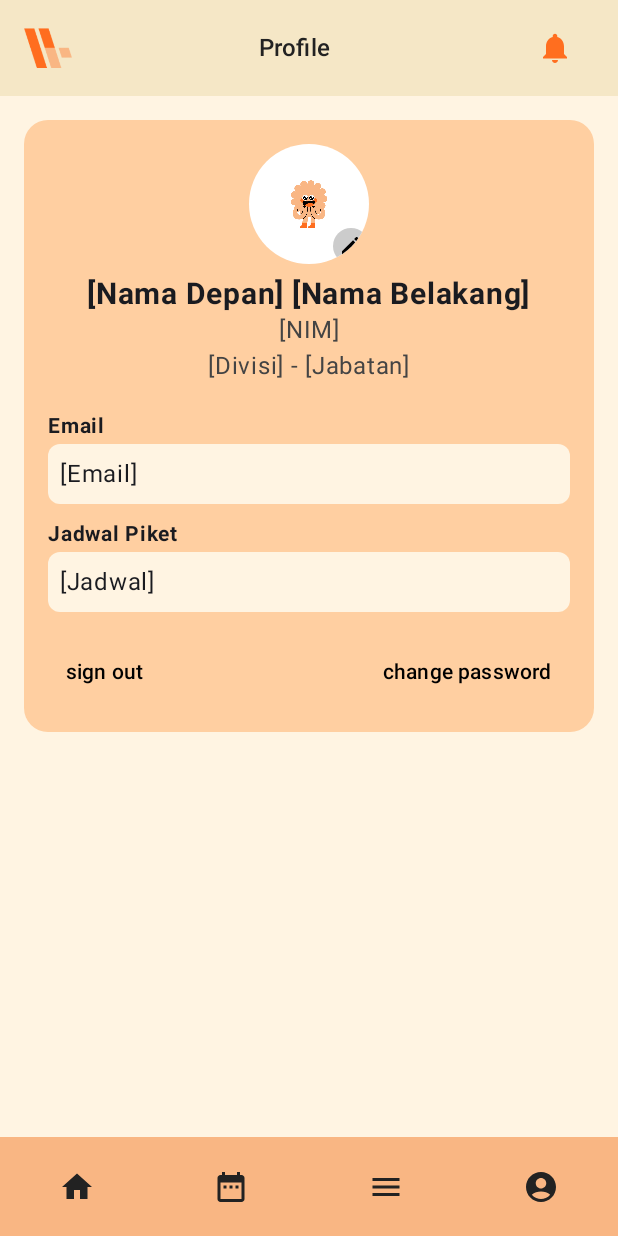
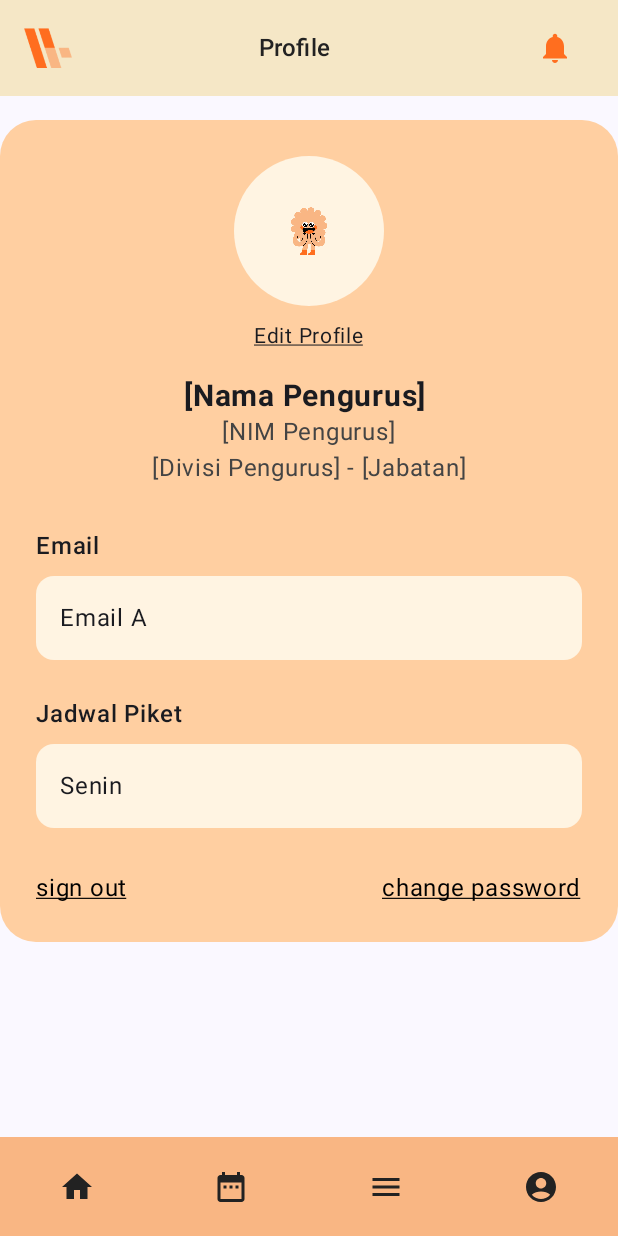
Before and after one commit to nadia1624/TBPTB_Kel5_ProkSI, an Android app built with Jetpack Compose: the ProfileScreen screen opened through its navigation route, on a phone screen of 412 x 824 dp. Run offline under Robolectric (Android 15) with nearby library versions, the phone set to English and light mode, and no system bars; pictures from the network do not load.

```diff
--- a/app/src/main/java/com/example/proksi_tbptb/MainActivity.kt
+++ b/app/src/main/java/com/example/proksi_tbptb/MainActivity.kt
@@ -24,6 +24,7 @@ import com.example.proksi_tbptb.data.remote.retrofit.ApiService
 import com.example.proksi_tbptb.frontend.absensi.screen.AbsensiScreen
 import com.example.proksi_tbptb.frontend.absensi_terkirim.screen.AbsensiTerkirimScreen
 import com.example.proksi_tbptb.frontend.all_proker.screen.AllProker
+import com.example.proksi_tbptb.frontend.change_password.screen.ChangePasswordScreen
 import com.example.proksi_tbptb.frontend.detail_proker.screen.DetailProkerScreen
 import com.example.proksi_tbptb.frontend.home.HomePage
 import com.example.proksi_tbptb.frontend.isi_absensi.screen.IsiAbsensiScreen
@@ -37,7 +38,9 @@ import com.example.proksi_tbptb.frontend.tambah_detail_proker.TambahDetailProker
 import com.example.proksi_tbptb.ui.theme.ProkSI_TBPTBTheme
 import com.google.firebase.messaging.FirebaseMessaging
 import kotlinx.coroutines.CoroutineScope
+import kotlinx.coroutines.DelicateCoroutinesApi
 import kotlinx.coroutines.Dispatchers
+import kotlinx.coroutines.GlobalScope
 import kotlinx.coroutines.launch
 
 class MainActivity : ComponentActivity() {
@@ -49,6 +52,7 @@ class MainActivity : ComponentActivity() {
     override fun onCreate(savedInstanceState: Bundle?) {
         super.onCreate(savedInstanceState)
         getAndSendToken()
+        checkFcmToken()
         intent?.let { checkIntentForNavigation(it) }
 
         // Using lifecycleScope to launch coroutines tied to the lifecycle of this Activity
@@ -143,9 +147,29 @@ class MainActivity : ComponentActivity() {
                                 }
                             }
                             composable("profile") { ProfileScreen(navController = navController) }
+                            composable("change-password") { ChangePasswordScreen(navController = navController) }
                         }
                     }
                 }
+            }
+        }
+    }
+
+    @OptIn(DelicateCoroutinesApi::class)
+    private fun checkFcmToken() {
+        lifecycleScope.launch {
+            val token = userPreferences.getFcmToken(applicationContext)
+            if (token == null) {
+                // Request new token jika belum ada
+                FirebaseMessaging.getInstance().token
+                    .addOnCompleteListener { task ->
+                        if (task.isSuccessful) {
+                            val newToken = task.result
+                            GlobalScope.launch {
+                                userPreferences.saveFcmToken(applicationContext, newToken)
+                            }
+                        }
+                    }
             }
         }
     }
--- a/app/src/main/java/com/example/proksi_tbptb/data/local/UserPreferences.kt
+++ b/app/src/main/java/com/example/proksi_tbptb/data/local/UserPreferences.kt
@@ -13,6 +13,7 @@ class UserPreferences {
     private val tokenKey = stringPreferencesKey("auth_token")
     private val userIdKey = stringPreferencesKey("user_id")
     private val isLoggedInKey = stringPreferencesKey("is_logged_in")
+    private val fcmTokenKey = stringPreferencesKey("fcm_token") // Tambah key untuk FCM token
 
     suspend fun saveLoginState(context: Context, isLoggedIn: Boolean) {
         context.dataStore.edit { prefs ->
@@ -36,6 +37,20 @@ class UserPreferences {
         }
     }
 
+    suspend fun saveFcmToken(context: Context, fcmToken: String) {
+        context.dataStore.edit { prefs ->
+            prefs[fcmTokenKey] = fcmToken
+        }
+        Log.d("UserPreferences", "FCM Token yang disimpan: $fcmToken")
+    }
+
+    // Fungsi baru untuk mengambil FCM token
+    suspend fun getFcmToken(context: Context): String? {
+        val fcmToken = context.dataStore.data.first()[fcmTokenKey]
+        Log.d("UserPreferences", "FCM Token yang diambil: $fcmToken")
+        return fcmToken
+    }
+
     suspend fun getToken(context: Context): String? {
         val token = context.dataStore.data.first()[tokenKey]
         Log.d("UserPreferences", "Token yang diambil: $token")
--- a/app/src/main/java/com/example/proksi_tbptb/data/remote/retrofit/ApiService.kt
+++ b/app/src/main/java/com/example/proksi_tbptb/data/remote/retrofit/ApiService.kt
@@ -1,9 +1,7 @@
 package com.example.proksi_tbptb.data.remote.retrofit
 
 import com.example.proksi_tbptb.data.remote.response.AllProkerResponse
-import com.example.proksi_tbptb.data.remote.response.AllProkerResponseItem
 import com.example.proksi_tbptb.data.remote.response.ChangePasswordResponse
-import com.example.proksi_tbptb.data.remote.response.CreateAbsensiResponse
 import com.example.proksi_tbptb.data.remote.response.DetailAbsensiResponse
 import com.example.proksi_tbptb.data.remote.response.DetailProkerResponse
 import com.example.proksi_tbptb.data.remote.response.IsiAbsenKegiatanResponse
@@ -14,6 +12,7 @@ import com.example.proksi_tbptb.data.remote.response.LoginResponse
 import com.example.proksi_tbptb.data.remote.response.ProfileResponse
 import com.example.proksi_tbptb.data.remote.response.RekapAbsenResponse
 import com.example.proksi_tbptb.data.remote.response.TambahDetailResponse
+import com.example.proksi_tbptb.data.remote.response.UploadProfileResponse
 import okhttp3.MultipartBody
 import okhttp3.RequestBody
 import retrofit2.Response
@@ -130,7 +129,15 @@ interface ApiService {
 
     data class TokenRequest(val token: String)
     data class TokenResponse(val message: String)
-    data class NotificationRequest(val title: String, val body: String)
+    data class NotificationRequest(val title: String, val body: String, val excludeToken: String)
     data class NotificationResponse(val message: String)
 
+    @Multipart
+    @POST("profil/profile/upload")
+    suspend fun uploadImage(
+        @Header("Authorization") token: String,
+        @Part gambar: MultipartBody.Part
+    ): Response<UploadProfileResponse>
+
+
 }
--- a/app/src/main/java/com/example/proksi_tbptb/frontend/profile/ProfileScreen.kt
+++ b/app/src/main/java/com/example/proksi_tbptb/frontend/profile/ProfileScreen.kt
@@ -1,5 +1,8 @@
 package com.example.proksi_tbptb.frontend.profile
 
+import android.net.Uri
+import androidx.activity.compose.rememberLauncherForActivityResult
+import androidx.activity.result.contract.ActivityResultContracts
 import androidx.compose.foundation.Image
 import androidx.compose.foundation.background
 import androidx.compose.foundation.clickable
@@ -17,11 +20,12 @@ import androidx.compose.foundation.shape.CircleShape
 import androidx.compose.foundation.shape.RoundedCornerShape
 import androidx.compose.material3.Card
 import androidx.compose.material3.CardDefaults
+import androidx.compose.material3.CircularProgressIndicator
 import androidx.compose.material3.Text
-import androidx.compose.material3.TextButton
 import androidx.compose.runtime.Composable
 import androidx.compose.runtime.LaunchedEffect
 import androidx.compose.runtime.mutableIntStateOf
+import androidx.compose.runtime.mutableLongStateOf
 import androidx.compose.runtime.mutableStateOf
 import androidx.compose.runtime.remember
 import androidx.compose.ui.Alignment
@@ -31,7 +35,7 @@ import androidx.compose.ui.graphics.Color
 import androidx.compose.ui.platform.LocalContext
 import androidx.compose.ui.res.painterResource
 import androidx.compose.ui.text.font.FontWeight
-import androidx.compose.ui.text.style.TextAlign
+import androidx.compose.ui.text.style.TextDecoration
 import androidx.compose.ui.unit.dp
 import androidx.compose.ui.unit.sp
 import androidx.lifecycle.viewmodel.compose.viewModel
@@ -50,52 +54,66 @@ fun ProfileScreen(
     navController: NavController
 ) {
     val context = LocalContext.current
-    val profileData = viewModel.profileState.value // Amati state di sini
+    val profileData = viewModel.profileState.value
     val userPreferences = remember { UserPreferences() }
     val token = remember { mutableStateOf("") }
     val userId = remember { mutableIntStateOf(0) }
 
+    val imageTimestamp = remember { mutableLongStateOf(System.currentTimeMillis()) }
+
+    val launcher = rememberLauncherForActivityResult(
+        contract = ActivityResultContracts.GetContent()
+    ) { uri: Uri? ->
+        uri?.let {
+            viewModel.uploadImage(context, it)
+            imageTimestamp.longValue = System.currentTimeMillis()
+        }
+    }
+
+
     LaunchedEffect(Unit) {
         token.value = userPreferences.getToken(context).orEmpty()
-        userId.intValue = userPreferences.getUserId(context) // Ganti dengan ID user yang sesuai
+        userId.intValue = userPreferences.getUserId(context)
         viewModel.getProfile(token.value, userId.intValue)
     }
+
     Box(
-        modifier = Modifier
-            .fillMaxSize()
-            .background(Color(0xFFFFF4E2))
+        modifier = Modifier.fillMaxSize() // Gunakan Box untuk tata letak layar penuh
     ) {
         Column(
             modifier = Modifier
                 .fillMaxSize()
-                .padding(bottom = 16.dp),
+                .padding(bottom = 66.dp) // Beri ruang untuk BottomBar
         ) {
             TopBar(pageTitle = "Profile")
-
             Card(
                 modifier = Modifier
                     .fillMaxWidth()
-                    .padding(16.dp),
+                    .padding(vertical = 16.dp),
                 colors = CardDefaults.cardColors(containerColor = Color(0xFFFFCFA1)),
-                shape = RoundedCornerShape(16.dp)
+                shape = RoundedCornerShape(24.dp)
             ) {
                 Column(
-                    modifier = Modifier.padding(16.dp),
+                    modifier = Modifier.padding(24.dp),
                     horizontalAlignment = Alignment.CenterHorizontally
                 ) {
                     Box(
                         modifier = Modifier
-                            .size(80.dp)
+                            .size(100.dp)
                             .clip(CircleShape)
-                            .background(Color.White),
-                        contentAlignment = Alignment.BottomEnd // Menempatkan ikon di sudut kanan bawah
+                            .background(Color(0xFFFFF4E2)),
+                        contentAlignment = Alignment.Center
                     ) {
                         if (profileData?.gambar != null) {
                             AsyncImage(
-                                model = "http://10.0.2.2:3000/profil/profile/image",
+                                model = coil.request.ImageRequest.Builder(LocalContext.current)
+                                    .data("http://10.0.2.2:3000/profil/profile/image?t=${imageTimestamp.longValue}")
+                                    .addHeader("Authorization", "Bearer ${token.value}")
+                                    .crossfade(true)
+                                    .build(),
                                 contentDescription = "Profile Picture",
                                 modifier = Modifier
-                                    .size(80.dp)
+                                    .size(100.dp)
                                     .clip(CircleShape)
                             )
                         } else {
@@ -107,83 +125,123 @@ fun ProfileScreen(
                                     .clip(CircleShape)
                             )
                         }
+                    }
 
-                        // Tombol Edit
-                        Image(
-                            painter = painterResource(id = R.drawable.ic_edit), // Ganti dengan ikon edit Anda
-                            contentDescription = "Edit Profile Picture",
+                    Text(
+                        text = "Edit Profile",
                         modifier = Modifier
-                                .size(24.dp)
-                                .clip(CircleShape)
-                                .background(Color.LightGray)
-                                .padding(4.dp)
+                            .padding(top = 8.dp)
                             .clickable {
-                                    // TODO: Tambahkan logika untuk mengedit foto profil
-                                }
+                                launcher.launch("image/*")
+                            },
+                        fontSize = 14.sp,
+                        textDecoration = TextDecoration.Underline
+                    )
+
+                    if (viewModel.isLoading.value) {
+                        CircularProgressIndicator(
+                            modifier = Modifier.align(Alignment.CenterHorizontally)
                         )
                     }
-                    Spacer(modifier = Modifier.height(8.dp))
+
+                    Spacer(modifier = Modifier.height(16.dp))
+
                     Text(
-                        text = "${profileData?.namaDepan ?: "[Nama Depan]"} ${profileData?.namaBelakang ?: "[Nama Belakang]"}",
+                        text = "${profileData?.namaDepan ?: "[Nama Pengurus]"} ${profileData?.namaBelakang ?: ""}",
                         fontWeight = FontWeight.Bold,
                         fontSize = 20.sp
                     )
                     Text(
-                        text = profileData?.nim ?: "[NIM]",
+                        text = profileData?.nim ?: "[NIM Pengurus]",
                         fontSize = 16.sp,
                         color = Color.DarkGray
                     )
                     Text(
-                        text = "${profileData?.divisi?.namaDivisi ?: "[Divisi]"} - ${profileData?.jabatan ?: "[Jabatan]"}",
+                        text = "${profileData?.divisi?.namaDivisi ?: "[Divisi Pengurus]"} - ${profileData?.jabatan ?: "[Jabatan]"}",
                         fontSize = 16.sp,
                         color = Color.DarkGray
                     )
 
+                    Spacer(modifier = Modifier.height(24.dp))
+
+                    ProfileField(
+                        label = "Email",
+                        value = profileData?.email ?: "Email A",
+                        backgroundColor = Color(0xFFFFF4E2)
+                    )
                     Spacer(modifier = Modifier.height(16.dp))
-                    ProfileField(label = "Email", value = profileData?.email ?: "[Email]")
-                    Spacer(modifier = Modifier.height(8.dp))
-                    ProfileField(label = "Jadwal Piket", value = profileData?.jadwal ?: "[Jadwal]")
+                    ProfileField(
+                        label = "Jadwal Piket",
+                        value = profileData?.jadwal ?: "Senin",
+                        backgroundColor = Color(0xFFFFF4E2)
+                    )
 
-                    Spacer(modifier = Modifier.height(16.dp))
+                    Spacer(modifier = Modifier.height(24.dp))
+
                     Row(
                         modifier = Modifier.fillMaxWidth(),
                         horizontalArrangement = Arrangement.SpaceBetween
                     ) {
-                        TextButton(onClick = {
+                        Text(
+                            text = "sign out",
+                            modifier = Modifier
+                                .clickable {
                                     viewModel.logout(context)
                                     navController.navigate("login") {
                                         popUpTo("login") { inclusive = true }
                                     }
-                        }) {
-                            Text("sign out", color = Color.Black)
-                        }
-                        TextButton(onClick = { navController.navigate("change-password") }) {
-                            Text("change password", color = Color.Black)
+                                },
+                            textDecoration = TextDecoration.Underline,
+                            color = Color.Black
+                        )
+                        Text(
+                            text = "change password",
+                            modifier = Modifier
+                                .clickable { navController.navigate("change-password") },
+                            textDecoration = TextDecoration.Underline,
+                            color = Color.Black
+                        )
                     }
                 }
             }
         }
-        }
+
         BottomBar(
             modifier = Modifier
                 .fillMaxWidth()
-                .align(Alignment.BottomCenter), // Digunakan dengan `Box`
+                .align(Alignment.BottomCenter), // Menempatkan BottomBar di bawah
             navController = navController
         )
     }
 }
 
 @Composable
-fun ProfileField(label: String, value: String) {
-    Column(modifier = Modifier.fillMaxWidth()) {
-        Text(label, fontSize = 14.sp, fontWeight = FontWeight.Bold)
-        Text(
-            value,
+fun ProfileField(
+    label: String,
+    value: String,
+    backgroundColor: Color
+) {
+    Column(
         modifier = Modifier
             .fillMaxWidth()
-                .background(Color(0xFFFFF4E2), shape = RoundedCornerShape(8.dp))
-                .padding(8.dp),
-            textAlign = TextAlign.Start
+            .padding(vertical = 4.dp)
+    ) {
+        Text(
+            text = label,
+            fontSize = 16.sp,
+            fontWeight = FontWeight.Medium,
+            modifier = Modifier.padding(bottom = 8.dp)
+        )
+        Box(
+            modifier = Modifier
+                .fillMaxWidth()
+                .background(backgroundColor, RoundedCornerShape(12.dp))
+                .padding(16.dp)
+        ) {
+            Text(
+                text = value,
+                fontSize = 16.sp
             )
         }
     }
+}
```
Also changed, not shown: app/src/main/java/com/example/proksi_tbptb/data/remote/response/UploadProfileResponse.kt (added, +12 -0 lines), app/src/main/java/com/example/proksi_tbptb/frontend/profile/ProfileViewModel.kt (+69 -0 lines), app/src/main/java/com/example/proksi_tbptb/frontend/tambah_detail_proker/TambahDetailViewModel.kt (+15 -1 lines), app/src/main/java/com/example/proksi_tbptb/service/ProkerFirebaseMessagingService.kt (+14 -1 lines). Lines whose indentation alone changed are shown as unchanged.
